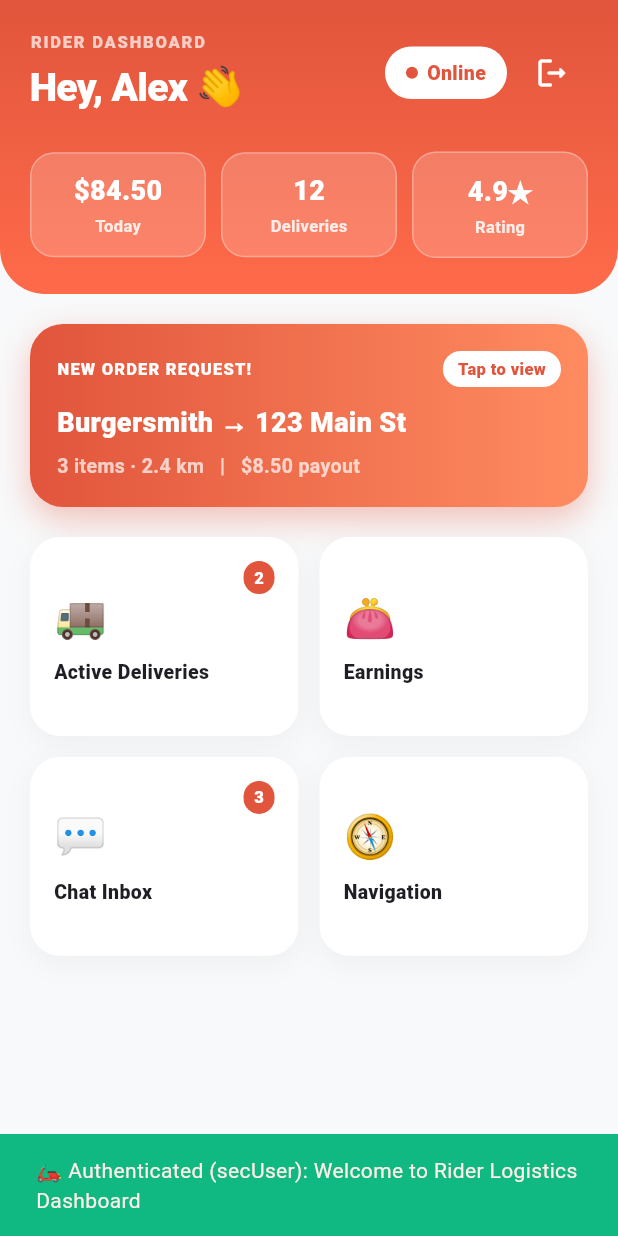
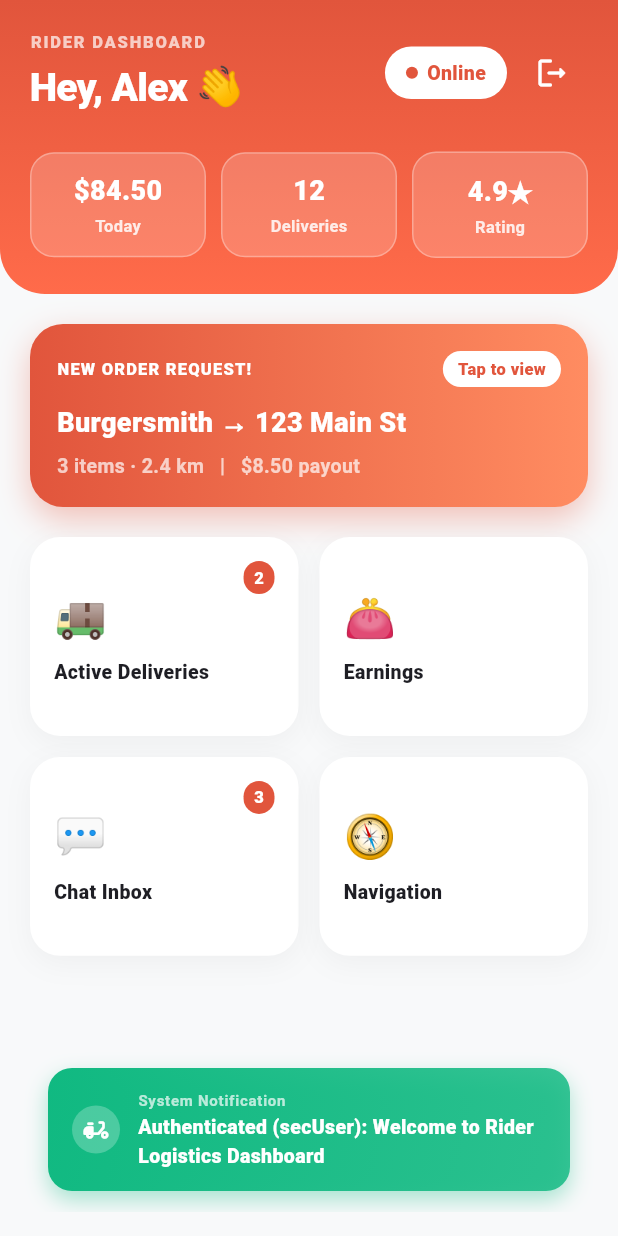
Before and after one commit to ChoeunLyhuoy/foodDeliveryFullStrackProject, a Flutter app: the screen it shows after launch, tab 2 chosen, after a tap on "Sign in as Rider", on a phone screen of 412 x 824 dp. Run offline on Flutter 3.47's test engine with Material 3 defaults, Android fonts, the phone set to English and light mode, and no system bars; missing offline and left inert: stomp_dart_client.

Commit message:
Restrict mobile Flutter login to Customer and Rider roles with custom alerts and background glow stack

```diff
--- a/mobile/lib/main.dart
+++ b/mobile/lib/main.dart
@@ -3,8 +3,6 @@ import 'package:provider/provider.dart';
 import 'core/cart_provider.dart';
 import 'customer/screens/home_screen.dart';
 import 'rider/screens/rider_dashboard_screen.dart';
-import 'restaurant/screens/restaurant_dashboard_screen.dart';
-import 'callcenter/screens/callcenter_dashboard_screen.dart';
 
 void main() {
   runApp(const FoodGoApp());
@@ -43,7 +41,7 @@ class LoginRoleScreen extends StatefulWidget {
 class _LoginRoleScreenState extends State<LoginRoleScreen> with SingleTickerProviderStateMixin {
   late TabController _tabController;
 
-  // 4 sets of controllers
+  // 2 sets of controllers (restricting to Customer and Delivery Rider only)
   final TextEditingController _customerPhone = TextEditingController(text: '+855 12 345 678');
   final TextEditingController _customerPass = TextEditingController(text: 'customer123');
 
@@ -51,20 +49,12 @@ class _LoginRoleScreenState extends State<LoginRoleScreen> with SingleTickerProv
   final TextEditingController _riderPass = TextEditingController(text: 'rider123');
   final TextEditingController _riderPlate = TextEditingController(text: 'PP-1A-8888');
 
-  final TextEditingController _partnerPhone = TextEditingController(text: '+855 77 666 555');
-  final TextEditingController _partnerPass = TextEditingController(text: 'partner123');
-  final TextEditingController _partnerTerminal = TextEditingController(text: 'KITCHEN-BSM-01');
-
-  final TextEditingController _agentPhone = TextEditingController(text: '+855 88 999 000');
-  final TextEditingController _agentPass = TextEditingController(text: 'agent123');
-  final TextEditingController _agentBadge = TextEditingController(text: 'AGENT-CC-99');
-
   bool _isLoading = false;
 
   @override
   void initState() {
     super.initState();
-    _tabController = TabController(length: 4, vsync: this);
+    _tabController = TabController(length: 2, vsync: this);
   }
 
   @override
@@ -75,13 +65,77 @@ class _LoginRoleScreenState extends State<LoginRoleScreen> with SingleTickerProv
     _riderPhone.dispose();
     _riderPass.dispose();
     _riderPlate.dispose();
-    _partnerPhone.dispose();
-    _partnerPass.dispose();
-    _partnerTerminal.dispose();
-    _agentPhone.dispose();
-    _agentPass.dispose();
-    _agentBadge.dispose();
     super.dispose();
+  }
+
+  void _showCustomAlert(BuildContext context, String message, Color color, IconData icon) {
+    ScaffoldMessenger.of(context).clearSnackBars();
+    ScaffoldMessenger.of(context).showSnackBar(
+      SnackBar(
+        behavior: SnackBarBehavior.floating,
+        backgroundColor: Colors.transparent,
+        elevation: 0,
+        margin: const EdgeInsets.all(16),
+        duration: const Duration(seconds: 3),
+        content: Container(
+          padding: const EdgeInsets.symmetric(horizontal: 16, vertical: 14),
+          decoration: BoxDecoration(
+            gradient: LinearGradient(
+              colors: [color, color.withAlpha(210)],
+              begin: Alignment.topLeft,
+              end: Alignment.bottomRight,
+            ),
+            borderRadius: BorderRadius.circular(16),
+            boxShadow: [
+              BoxShadow(
+                color: color.withOpacity(0.35),
+                blurRadius: 12,
+                offset: const Offset(0, 6),
+              ),
+            ],
+          ),
+          child: Row(
+            children: [
+              Container(
+                padding: const EdgeInsets.all(6),
+                decoration: const BoxDecoration(
+                  color: Colors.white24,
+                  shape: BoxShape.circle,
+                ),
+                child: Icon(icon, color: Colors.white, size: 20),
+              ),
+              const SizedBox(width: 12),
+              Expanded(
+                child: Column(
+                  crossAxisAlignment: CrossAxisAlignment.start,
+                  mainAxisSize: MainAxisSize.min,
+                  children: [
+                    const Text(
+                      'System Notification',
+                      style: TextStyle(
+                        color: Colors.white70,
+                        fontSize: 10,
+                        fontWeight: FontWeight.bold,
+                        letterSpacing: 0.5,
+                      ),
+                    ),
+                    const SizedBox(height: 2),
+                    Text(
+                      message,
+                      style: const TextStyle(
+                        color: Colors.white,
+                        fontWeight: FontWeight.w800,
+                        fontSize: 13,
+                      ),
+                    ),
+                  ],
+                ),
+              ),
+            ],
+          ),
+        ),
+      ),
+    );
   }
 
   void _handleLogin(String role) async {
@@ -91,52 +145,26 @@ class _LoginRoleScreenState extends State<LoginRoleScreen> with SingleTickerProv
     setState(() => _isLoading = false);
 
     if (role == 'CUSTOMER') {
-      ScaffoldMessenger.of(context).showSnackBar(
-        const SnackBar(
-          content: Text('🎉 Authenticated (tb user): Welcome to Customer App'),
-          backgroundColor: Color(0xFFE1553C),
-          duration: Duration(seconds: 3),
-        ),
+      _showCustomAlert(
+        context,
+        'Authenticated (tb user): Welcome to Customer App',
+        const Color(0xFFE1553C),
+        Icons.check_circle_outline_rounded,
       );
       Navigator.pushReplacement(
         context,
         MaterialPageRoute(builder: (_) => const HomeScreen()),
       );
     } else if (role == 'RIDER') {
-      ScaffoldMessenger.of(context).showSnackBar(
-        const SnackBar(
-          content: Text('🛵 Authenticated (secUser): Welcome to Rider Logistics Dashboard'),
-          backgroundColor: Color(0xFF10B981),
-          duration: Duration(seconds: 3),
-        ),
+      _showCustomAlert(
+        context,
+        'Authenticated (secUser): Welcome to Rider Logistics Dashboard',
+        const Color(0xFF10B981),
+        Icons.delivery_dining_rounded,
       );
       Navigator.pushReplacement(
         context,
         MaterialPageRoute(builder: (_) => const RiderDashboardScreen()),
-      );
-    } else if (role == 'PARTNER') {
-      ScaffoldMessenger.of(context).showSnackBar(
-        const SnackBar(
-          content: Text('🏪 Authenticated (secUser): Welcome to Restaurant Owner Dashboard'),
-          backgroundColor: Color(0xFF3B82F6),
-          duration: Duration(seconds: 3),
-        ),
-      );
-      Navigator.pushReplacement(
-        context,
-        MaterialPageRoute(builder: (_) => const RestaurantDashboardScreen()),
-      );
-    } else if (role == 'AGENT') {
-      ScaffoldMessenger.of(context).showSnackBar(
-        const SnackBar(
-          content: Text('🎧 Authenticated (secUser): Welcome to Helpdesk Queue'),
-          backgroundColor: Color(0xFF475569),
-          duration: Duration(seconds: 3),
-        ),
-      );
-      Navigator.pushReplacement(
-        context,
-        MaterialPageRoute(builder: (_) => const CallCenterDashboardScreen()),
       );
     }
   }
@@ -144,106 +172,153 @@ class _LoginRoleScreenState extends State<LoginRoleScreen> with SingleTickerProv
   @override
   Widget build(BuildContext context) {
     return Scaffold(
-      body: Container(
+      body: Stack(
+        children: [
+          // Premium Dark Gradient Background
+          Container(
             decoration: const BoxDecoration(
-          gradient: LinearGradient(
-            colors: [Color(0xFF1E1E24), Color(0xFF2A2A32)],
-            begin: Alignment.topCenter,
-            end: Alignment.bottomCenter,
+              color: Color(0xFF0F1117),
             ),
           ),
-        child: SafeArea(
+          // Glowing Blur Orb 1 (Top Left)
+          Positioned(
+            top: -120,
+            left: -100,
+            child: Container(
+              width: 320,
+              height: 320,
+              decoration: BoxDecoration(
+                shape: BoxShape.circle,
+                color: const Color(0xFFE1553C).withOpacity(0.15),
+              ),
+            ),
+          ),
+          // Glowing Blur Orb 2 (Bottom Right)
+          Positioned(
+            bottom: -150,
+            right: -100,
+            child: Container(
+              width: 360,
+              height: 360,
+              decoration: BoxDecoration(
+                shape: BoxShape.circle,
+                color: const Color(0xFF10B981).withOpacity(0.1),
+              ),
+            ),
+          ),
+          // Real Content Scroll Area
+          SafeArea(
             child: Center(
               child: SingleChildScrollView(
-              padding: const EdgeInsets.all(20),
+                padding: const EdgeInsets.symmetric(horizontal: 24, vertical: 20),
                 child: Column(
                   mainAxisAlignment: MainAxisAlignment.center,
                   children: [
-                  // Logo
+                    // Brand Logo Widget
                     Container(
-                    width: 70,
-                    height: 70,
+                      width: 80,
+                      height: 80,
                       decoration: BoxDecoration(
                         gradient: const LinearGradient(
-                        colors: [Color(0xFFE1553C), Color(0xFFFF8C61)],
+                          colors: [Color(0xFFE1553C), Color(0xFFFF7E61)],
                           begin: Alignment.topLeft,
                           end: Alignment.bottomRight,
                         ),
-                      borderRadius: BorderRadius.circular(20),
+                        borderRadius: BorderRadius.circular(22),
                         boxShadow: [
                           BoxShadow(
-                          color: const Color(0xFFE1553C).withValues(alpha: 0.4),
+                            color: const Color(0xFFE1553C).withOpacity(0.4),
                             blurRadius: 20,
                             offset: const Offset(0, 8),
                           ),
                         ],
                       ),
                       child: const Center(
-                      child: Text('🍔', style: TextStyle(fontSize: 38)),
+                        child: Text('🍔', style: TextStyle(fontSize: 42)),
                       ),
                     ),
-                  const SizedBox(height: 12),
+                    const SizedBox(height: 16),
                     const Text(
-                    'FoodGo Platform',
+                      'FoodGo Mobile',
                       style: TextStyle(
-                      fontSize: 24,
+                        fontSize: 26,
                         fontWeight: FontWeight.w900,
                         color: Colors.white,
-                      letterSpacing: -0.5,
+                        letterSpacing: -0.8,
                       ),
                     ),
                     const SizedBox(height: 4),
                     Text(
-                    '4 role workspace options below',
-                    style: TextStyle(color: Colors.grey.shade400, fontSize: 13),
+                      'Customer & Rider workspace roles only',
+                      style: TextStyle(color: Colors.grey.shade400, fontSize: 13, fontWeight: FontWeight.w500),
                     ),
-                  const SizedBox(height: 24),
+                    const SizedBox(height: 32),
 
-                  // Login Card with TabBar
+                    // Login Card
                     Container(
                       decoration: BoxDecoration(
                         color: Colors.white,
-                      borderRadius: BorderRadius.circular(24),
+                        borderRadius: BorderRadius.circular(28),
                         boxShadow: [
                           BoxShadow(
-                          color: Colors.black.withValues(alpha: 0.3),
-                          blurRadius: 30,
+                            color: Colors.black.withOpacity(0.4),
+                            blurRadius: 35,
                             offset: const Offset(0, 15),
                           ),
                         ],
                       ),
                       child: Column(
+                        mainAxisSize: MainAxisSize.min,
                         children: [
-                        // Role Tabs with 4 roles
+                          // Custom SlidTab Selector
                           Container(
-                          margin: const EdgeInsets.all(8),
+                            margin: const EdgeInsets.fromLTRB(16, 16, 16, 8),
                             decoration: BoxDecoration(
                               color: const Color(0xFFF1F3F5),
-                            borderRadius: BorderRadius.circular(18),
+                              borderRadius: BorderRadius.circular(20),
                             ),
                             child: TabBar(
                               controller: _tabController,
-                            isScrollable: true,
-                            tabAlignment: TabAlignment.start,
+                              indicatorSize: TabBarIndicatorSize.tab,
                               indicator: BoxDecoration(
-                              color: const Color(0xFFE1553C),
-                              borderRadius: BorderRadius.circular(14),
+                                gradient: const LinearGradient(
+                                  colors: [Color(0xFFE1553C), Color(0xFFFF6B4A)],
+                                  begin: Alignment.topLeft,
+                                  end: Alignment.bottomRight,
+                                ),
+                                borderRadius: BorderRadius.circular(16),
                               ),
                               labelColor: Colors.white,
                               unselectedLabelColor: const Color(0xFF1E1E24),
-                            labelStyle: const TextStyle(fontWeight: FontWeight.bold, fontSize: 12),
+                              labelStyle: const TextStyle(fontWeight: FontWeight.w900, fontSize: 13),
                               tabs: const [
-                              Tab(text: '👤 Customer'),
-                              Tab(text: '🛵 Rider'),
-                              Tab(text: '🏪 Partner'),
-                              Tab(text: '🎧 Support'),
+                                Tab(
+                                  child: Row(
+                                    mainAxisAlignment: MainAxisAlignment.center,
+                                    children: [
+                                      Icon(Icons.person_outline_rounded, size: 16),
+                                      SizedBox(width: 6),
+                                      Text('Customer'),
+                                    ],
+                                  ),
+                                ),
+                                Tab(
+                                  child: Row(
+                                    mainAxisAlignment: MainAxisAlignment.center,
+                                    children: [
+                                      Icon(Icons.delivery_dining_rounded, size: 16),
+                                      SizedBox(width: 6),
+                                      Text('Rider'),
+                                    ],
+                                  ),
+                                ),
                               ],
                             ),
                           ),
 
-                        // Tab Content
+                          // Tab Contents
                           SizedBox(
-                          height: 380,
+                            height: 360,
                             child: TabBarView(
                               controller: _tabController,
                               children: [
@@ -267,42 +342,23 @@ class _LoginRoleScreenState extends State<LoginRoleScreen> with SingleTickerProv
                                   extraFieldController: _riderPlate,
                                   onLogin: () => _handleLogin('RIDER'),
                                 ),
-                              _buildForm(
-                                phoneController: _partnerPhone,
-                                passController: _partnerPass,
-                                roleTitle: 'Restaurant Partner',
-                                roleBadge: 'Access kitchen order board',
-                                buttonText: 'Sign in as Partner',
-                                extraFieldLabel: 'Kitchen Terminal Code',
-                                extraFieldController: _partnerTerminal,
-                                onLogin: () => _handleLogin('PARTNER'),
-                              ),
-                              _buildForm(
-                                phoneController: _agentPhone,
-                                passController: _agentPass,
-                                roleTitle: 'Helpdesk Support',
-                                roleBadge: 'Access unresolved SLA tickets',
-                                buttonText: 'Sign in as Support',
-                                extraFieldLabel: 'Agent Badge ID',
-                                extraFieldController: _agentBadge,
-                                onLogin: () => _handleLogin('AGENT'),
-                              ),
                               ],
                             ),
                           ),
                         ],
                       ),
                     ),
-                  const SizedBox(height: 20),
+                    const SizedBox(height: 24),
                     Text(
-                    'Connected to Spring Boot API & MySQL',
-                    style: TextStyle(color: Colors.grey.shade500, fontSize: 11),
+                      'Secure Connection · Spring Boot Mobile API',
+                      style: TextStyle(color: Colors.grey.shade600, fontSize: 12, fontWeight: FontWeight.bold),
                     ),
                   ],
                 ),
               ),
             ),
           ),
+        ],
       ),
     );
   }
@@ -318,7 +374,7 @@ class _LoginRoleScreenState extends State<LoginRoleScreen> with SingleTickerProv
     required VoidCallback onLogin,
   }) {
     return Padding(
-      padding: const EdgeInsets.fromLTRB(20, 16, 20, 20),
+      padding: const EdgeInsets.fromLTRB(24, 16, 24, 24),
       child: Column(
         crossAxisAlignment: CrossAxisAlignment.start,
         children: [
@@ -327,79 +383,107 @@ class _LoginRoleScreenState extends State<LoginRoleScreen> with SingleTickerProv
             children: [
               Text(
                 roleTitle,
-                style: const TextStyle(fontSize: 16, fontWeight: FontWeight.w900, color: Color(0xFF1E1E24)),
+                style: const TextStyle(fontSize: 18, fontWeight: FontWeight.w900, color: Color(0xFF1E1E24)),
               ),
               Container(
                 padding: const EdgeInsets.symmetric(horizontal: 8, vertical: 4),
                 decoration: BoxDecoration(
-                  color: const Color(0xFFE1553C).withValues(alpha: 0.1),
+                  color: const Color(0xFFE1553C).withOpacity(0.1),
                   borderRadius: BorderRadius.circular(8),
                 ),
                 child: const Text(
                   'Demo Active',
-                  style: TextStyle(color: Color(0xFFE1553C), fontSize: 11, fontWeight: FontWeight.w800),
+                  style: TextStyle(color: Color(0xFFE1553C), fontSize: 11, fontWeight: FontWeight.w900),
                 ),
               ),
             ],
           ),
           const SizedBox(height: 2),
           Text(roleBadge, style: TextStyle(color: Colors.grey.shade600, fontSize: 12)),
-          const SizedBox(height: 14),
+          const SizedBox(height: 20),
 
           // Phone Input
           TextField(
             controller: phoneController,
+            style: const TextStyle(fontWeight: FontWeight.w600, fontSize: 14),
             decoration: InputDecoration(
               labelText: 'Phone / Email',
-              prefixIcon: const Icon(Icons.phone_android_rounded, size: 18, color: Color(0xFFE1553C)),
-              border: OutlineInputBorder(borderRadius: BorderRadius.circular(12)),
-              contentPadding: const EdgeInsets.symmetric(horizontal: 14, vertical: 12),
+              prefixIcon: const Icon(Icons.phone_android_rounded, size: 20, color: Color(0xFFE1553C)),
+              border: OutlineInputBorder(borderRadius: BorderRadius.circular(16)),
+              enabledBorder: OutlineInputBorder(
+                borderRadius: BorderRadius.circular(16),
+                borderSide: const BorderSide(color: Color(0xFFE2E8F0)),
+              ),
+              focusedBorder: OutlineInputBorder(
+                borderRadius: BorderRadius.circular(16),
+                borderSide: const BorderSide(color: Color(0xFFE1553C), width: 1.8),
+              ),
+              contentPadding: const EdgeInsets.symmetric(horizontal: 16, vertical: 14),
             ),
           ),
-          const SizedBox(height: 12),
+          const SizedBox(height: 14),
           // Pass Input
           TextField(
             controller: passController,
             obscureText: true,
+            style: const TextStyle(fontWeight: FontWeight.w600, fontSize: 14),
             decoration: InputDecoration(
               labelText: 'Password',
-              prefixIcon: const Icon(Icons.lock_outline_rounded, size: 18, color: Color(0xFFE1553C)),
-              border: OutlineInputBorder(borderRadius: BorderRadius.circular(12)),
-              contentPadding: const EdgeInsets.symmetric(horizontal: 14, vertical: 12),
+              prefixIcon: const Icon(Icons.lock_outline_rounded, size: 20, color: Color(0xFFE1553C)),
+              border: OutlineInputBorder(borderRadius: BorderRadius.circular(16)),
+              enabledBorder: OutlineInputBorder(
+                borderRadius: BorderRadius.circular(16),
+                borderSide: const BorderSide(color: Color(0xFFE2E8F0)),
+              ),
+              focusedBorder: OutlineInputBorder(
+                borderRadius: BorderRadius.circular(16),
+                borderSide: const BorderSide(color: Color(0xFFE1553C), width: 1.8),
+              ),
+              contentPadding: const EdgeInsets.symmetric(horizontal: 16, vertical: 14),
             ),
           ),
           // Optional Extra Role-Specific Field
           if (extraFieldLabel != null && extraFieldController != null) ...[
-            const SizedBox(height: 12),
+            const SizedBox(height: 14),
             TextField(
               controller: extraFieldController,
+              style: const TextStyle(fontWeight: FontWeight.w600, fontSize: 14),
               decoration: InputDecoration(
                 labelText: extraFieldLabel,
-                prefixIcon: const Icon(Icons.security_rounded, size: 18, color: Color(0xFFE1553C)),
-                border: OutlineInputBorder(borderRadius: BorderRadius.circular(12)),
-                contentPadding: const EdgeInsets.symmetric(horizontal: 14, vertical: 12),
+                prefixIcon: const Icon(Icons.security_rounded, size: 20, color: Color(0xFFE1553C)),
+                border: OutlineInputBorder(borderRadius: BorderRadius.circular(16)),
+                enabledBorder: OutlineInputBorder(
+                  borderRadius: BorderRadius.circular(16),
+                  borderSide: const BorderSide(color: Color(0xFFE2E8F0)),
+                ),
+                focusedBorder: OutlineInputBorder(
+                  borderRadius: BorderRadius.circular(16),
+                  borderSide: const BorderSide(color: Color(0xFFE1553C), width: 1.8),
+                ),
+                contentPadding: const EdgeInsets.symmetric(horizontal: 16, vertical: 14),
               ),
             ),
           ],
           const Spacer(),
           SizedBox(
             width: double.infinity,
-            height: 48,
+            height: 52,
             child: ElevatedButton(
               style: ElevatedButton.styleFrom(
                 backgroundColor: const Color(0xFFE1553C),
                 foregroundColor: Colors.white,
-                shape: RoundedRectangleBorder(borderRadius: BorderRadius.circular(14)),
-                elevation: 2,
+                shape: RoundedRectangleBorder(borderRadius: BorderRadius.circular(16)),
+                elevation: 4,
+                shadowColor: const Color(0xFFE1553C).withOpacity(0.3),
               ),
               onPressed: _isLoading ? null : onLogin,
               child: _isLoading
                   ? const SizedBox(
-                      width: 20,
-                      height: 20,
+                      width: 22,
+                      height: 22,
                       child: CircularProgressIndicator(color: Colors.white, strokeWidth: 2.5),
                     )
-                  : Text(buttonText, style: const TextStyle(fontSize: 14, fontWeight: FontWeight.w900)),
+                  : Text(buttonText, style: const TextStyle(fontSize: 15, fontWeight: FontWeight.w900, letterSpacing: 0.2)),
             ),
           ),
         ],
```
Lines whose indentation alone changed are shown as unchanged.
